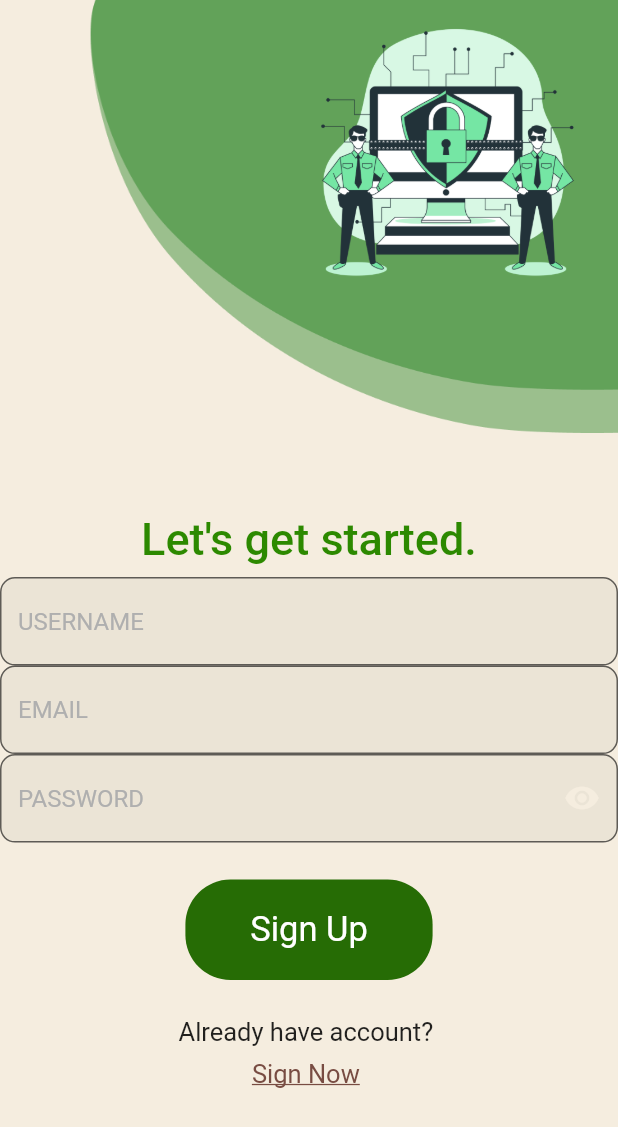
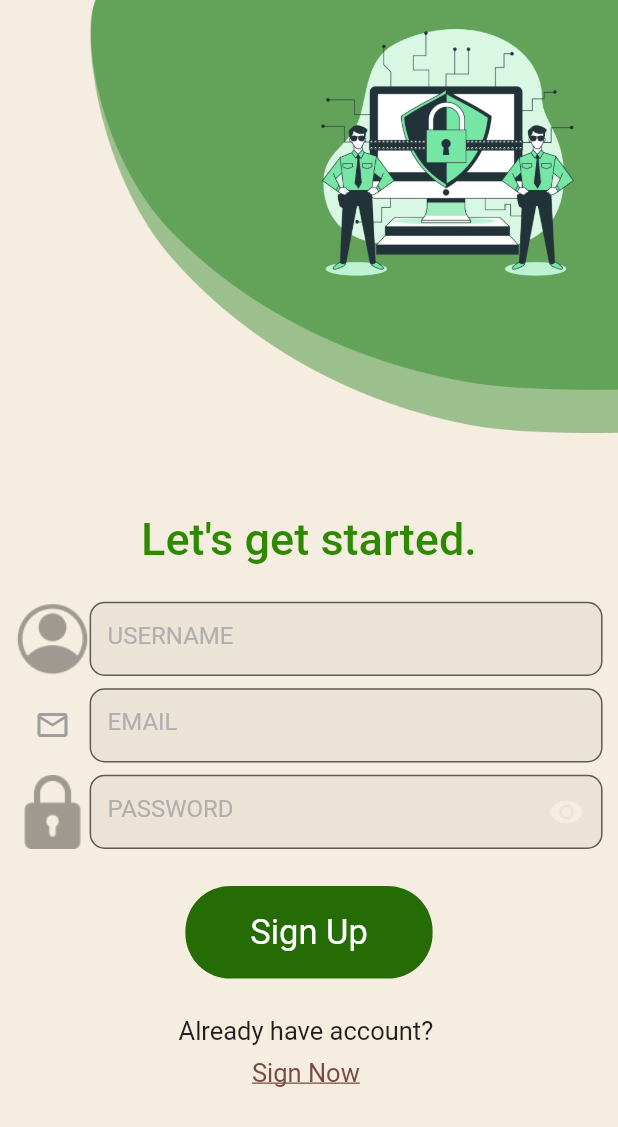
Before and after one commit to manas1410/Meraki, a Flutter app: the screen it shows after launch, after a tap on "LOGIN", after a tap on "Register Now", on a phone screen of 412 x 824 dp. Shown: the top 1127 px of the screen. Run offline on Flutter 3.47's test engine with Material 2 defaults, Android fonts, the phone set to English and light mode, and no system bars; our stand-ins replace cloud_firestore, firebase_auth, firebase_core, shared_preferences; accounts and stored records are empty; Roboto replaces fonts that are missing (Montserrat).

Commit message:
Add files via upload

```diff
--- a/lib/Screens/login_screen.dart
+++ b/lib/Screens/login_screen.dart
@@ -101,7 +101,7 @@ class _SignInState extends State<SignIn> {
                         ],
                       ),
                     ),
-                    SizedBox(height: MediaQuery.of(context).size.width*0.01,),
+                    SizedBox(height: MediaQuery.of(context).size.height*0.01,),
                     Container(
                         alignment: Alignment.center,
                         child: Container(
@@ -112,16 +112,17 @@ class _SignInState extends State<SignIn> {
 
                           ),
                         )),
-                        SizedBox(height: 40,),
+                        SizedBox(height: MediaQuery.of(context).size.height*0.02,),
                         Wrap(
                           children: [
                             Container(
                               child: Image.asset("assets/images/user.png",
-                                height: 50,
+                                height: MediaQuery.of(context).size.height*0.06,
                               ),
                             ),
                             Container(
-                              width: 250,
+                              width:  MediaQuery.of(context).size.width*0.83,
+                              height: MediaQuery.of(context).size.height*0.06,
                               child: TextFormField(
                               validator: (val) {
                                 return RegExp(
@@ -145,17 +146,18 @@ class _SignInState extends State<SignIn> {
                             ),]
                         ),
                     SizedBox(
-                      height: 8,
+                      height: MediaQuery.of(context).size.height*0.01,
                     ),
                 Wrap(
                   children: [
                     Container(
                       child: Image.asset("assets/images/pass.png",
-                        height: 50,
+                        height:  MediaQuery.of(context).size.height*0.06,
                       ),
                     ),
                     Container(
-                      width: 250,
+                      width:  MediaQuery.of(context).size.width*0.83,
+                      height: MediaQuery.of(context).size.height*0.06,
                       child: TextFormField(
                         obscureText: _isObscure,
                         validator: (val) {
--- a/lib/Screens/signup.dart
+++ b/lib/Screens/signup.dart
@@ -53,7 +53,9 @@ class _SignUpState extends State<SignUp> {
         databaseMethods.uploadUserInfo(userInfoMap);
         HelperFunctions.saveUserLoggedInSharedPreference(true);
         Navigator.pushReplacement(
-            context, MaterialPageRoute(builder: (context) => Scaffold()));
+            context, MaterialPageRoute(builder: (context) => Scaffold(
+
+        )));
       });
     }
   }
@@ -113,11 +115,22 @@ class _SignUpState extends State<SignUp> {
 
                       ),
                     )),
+                SizedBox(height: MediaQuery.of(context).size.height*0.02,),
                 Form(
                   key: formKey,
                   child: Column(
                     children: [
-                      TextFormField(
+                      Wrap(
+                        children:[
+                          Container(
+                            child: Image.asset("assets/images/user.png",
+                              height: MediaQuery.of(context).size.height*0.06,
+                            ),
+                          ),
+                          Container(
+                          width:  MediaQuery.of(context).size.width*0.83,
+                          height: MediaQuery.of(context).size.height*0.06,
+                          child: TextFormField(
                             validator: (val) {
                               return (val!.isEmpty || val.length < 4)
                                   ? "Wrong Username"
@@ -135,10 +148,21 @@ class _SignUpState extends State<SignUp> {
 
                             ),
                           ),
-                      SizedBox(
-                        height: 0,
                         ),
-                      TextFormField(
+                        ]
+                      ),
+                      SizedBox(height: MediaQuery.of(context).size.height*0.01,),
+                          Wrap(
+                            children:[
+                              Container(
+                                child: Icon(Icons.email_outlined,color: Colors.grey,),
+                                  height: MediaQuery.of(context).size.height*0.06,
+                                  width: MediaQuery.of(context).size.width*0.12
+                                ),
+                              Container(
+                              width:  MediaQuery.of(context).size.width*0.83,
+                              height: MediaQuery.of(context).size.height*0.06,
+                            child: TextFormField(
                               validator: (val) {
                                 return RegExp(
                                     r"^[a-zA-Z0-9.a-zA-Z0-9.!#$%&'*+-/=?^_`{|}~]+@[a-zA-Z0-9]+\.[a-zA-Z]+")
@@ -158,10 +182,20 @@ class _SignUpState extends State<SignUp> {
 
                               ),
                             ),
-                      SizedBox(
-                        height: 0,
+                        ),]
                           ),
-                      TextFormField(
+                      SizedBox(height: MediaQuery.of(context).size.height*0.01,),
+                      Wrap(
+                        children: [
+                          Container(
+                            child: Image.asset("assets/images/pass.png",
+                              height:  MediaQuery.of(context).size.height*0.06,
+                            ),
+                          ),
+                          Container(
+                          width:  MediaQuery.of(context).size.width*0.83,
+                          height: MediaQuery.of(context).size.height*0.06,
+                          child: TextFormField(
                             obscureText: _isObscure,
                             validator: (val) {
                               return (val!.length > 6)
@@ -188,6 +222,9 @@ class _SignUpState extends State<SignUp> {
                               }),
                             ),
                           ),
+                        ),
+                        ]
+                      ),
                     ],
                   ),
                 ),
@@ -213,8 +250,9 @@ class _SignUpState extends State<SignUp> {
                   },
                   child: Container(
                     alignment: Alignment.center,
+                    height: MediaQuery.of(context).size.width*0.15,
                     width: MediaQuery.of(context).size.width*0.40,
-                    padding: EdgeInsets.symmetric(vertical: 20),
+                    padding: EdgeInsets.symmetric(horizontal: 30),
                     decoration: BoxDecoration(
                       color: Color.fromRGBO(38, 108, 5, 1),
                       borderRadius: BorderRadius.circular(30),
```
Also changed, not shown: 2 other files. Lines whose indentation alone changed are shown as unchanged.
